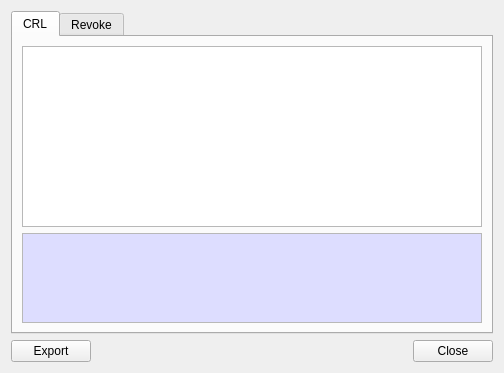
This is BerEditor/crl_info_dlg.ui in jykim74/BerEditor as Qt 5 draws it before an edit. The edited form follows.
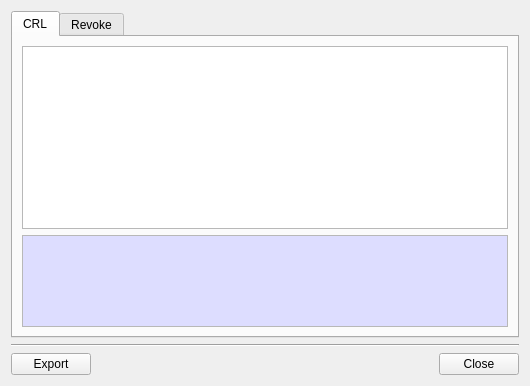
This is the edited form. The open tabs and pages were chosen to show the change.

The edit to the form file:
```diff
--- a/BerEditor/crl_info_dlg.ui
+++ b/BerEditor/crl_info_dlg.ui
@@ -6,8 +6,8 @@
    <rect>
     <x>0</x>
     <y>0</y>
-    <width>502</width>
-    <height>373</height>
+    <width>530</width>
+    <height>386</height>
    </rect>
   </property>
   <property name="windowTitle">
@@ -186,6 +186,13 @@
      </widget>
     </widget>
    </item>
+   <item>
+    <widget class="Line" name="line">
+     <property name="orientation">
+      <enum>Qt::Horizontal</enum>
+     </property>
+    </widget>
+   </item>
    <item>
     <layout class="QGridLayout" name="gridLayout">
      <property name="topMargin">
```
Left out of the diff: 2 changed lines with no effect on the pictures.
